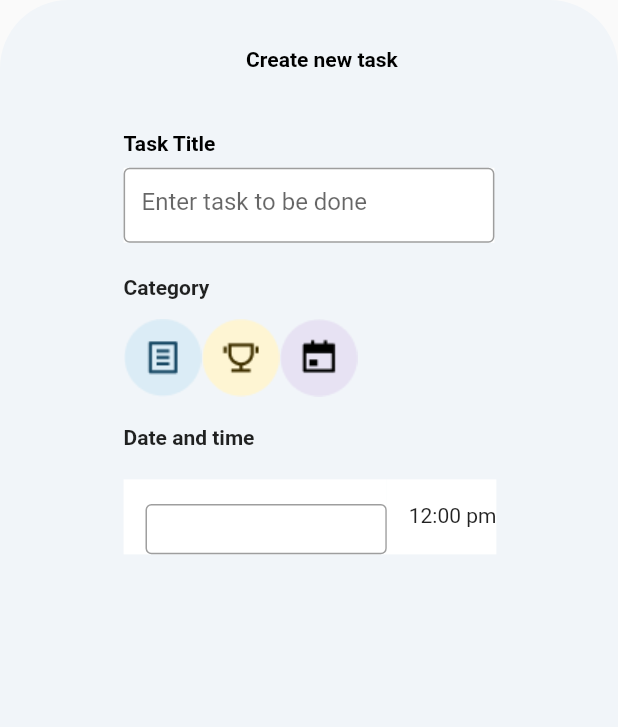
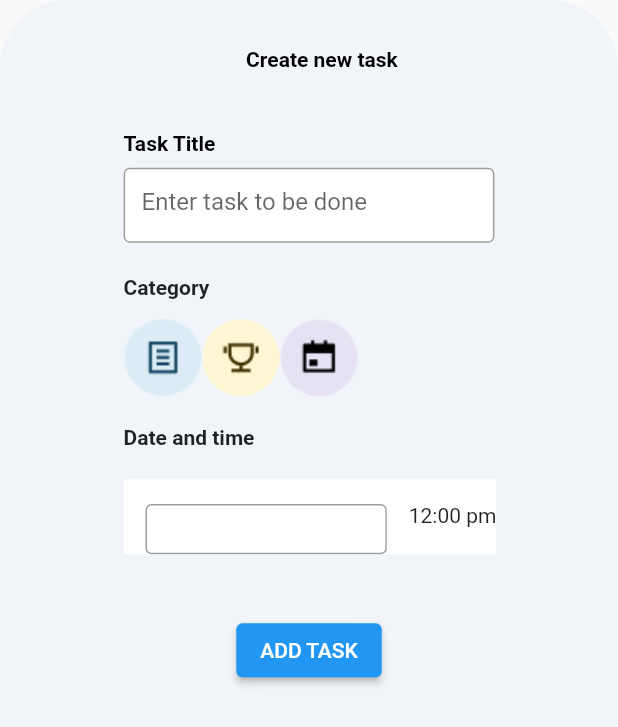
Before and after one commit to Mikhelmariya/todo, a Flutter app: the AddTaskPage screen opened directly, on a phone screen of 412 x 824 dp. Shown: the top 727 px of the screen. Run offline on Flutter 3.47's test engine with Material 2 defaults, Android fonts, the phone set to English and light mode, and no system bars; our stand-ins replace table_calendar; missing offline and left inert: dart:html.

Commit message:
user input

```diff
--- a/lib/screens/add_task_page.dart
+++ b/lib/screens/add_task_page.dart
@@ -60,6 +60,7 @@ class _AddTaskPageState extends State<AddTaskPage> {
                         height: 50,
                         decoration: BoxDecoration(color: Color(0xfffffffff)),
                         child: TextField(
+                          keyboardType: TextInputType.text,
                           controller: task,
                           decoration: InputDecoration(
                             hintText: "Enter task to be done",
@@ -130,6 +131,12 @@ class _AddTaskPageState extends State<AddTaskPage> {
                   ],
                 ),
               ),
+              ElevatedButton(
+                  onPressed: () {
+                    String userTask = task.toString();
+                    print("userTask: $userTask");
+                  },
+                  child: Text("ADD TASK"))
             ],
           )),
     );
```
